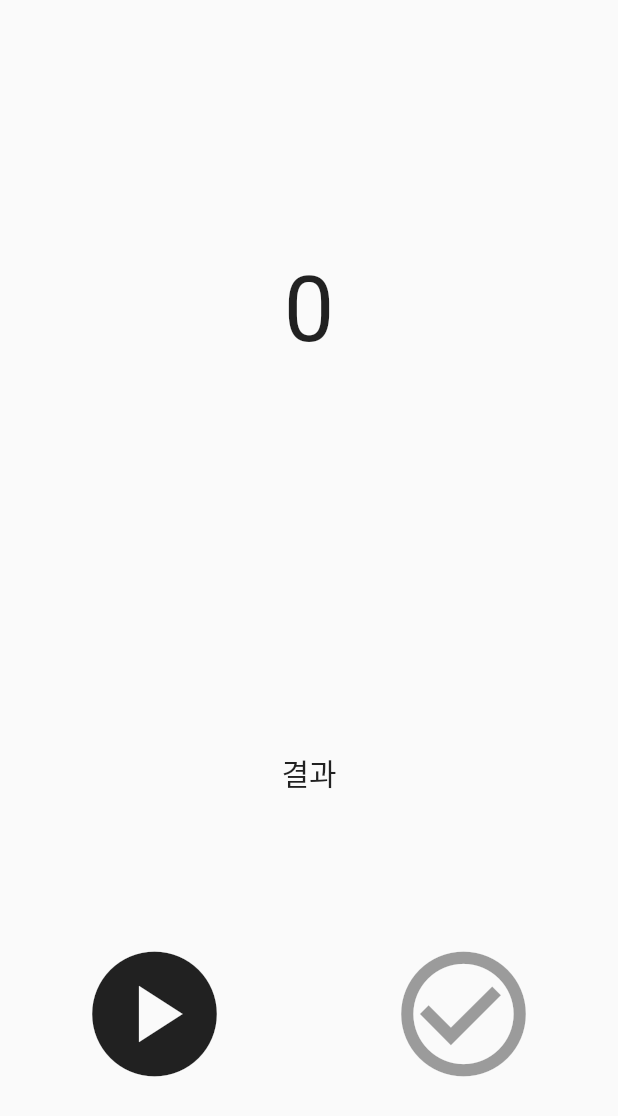
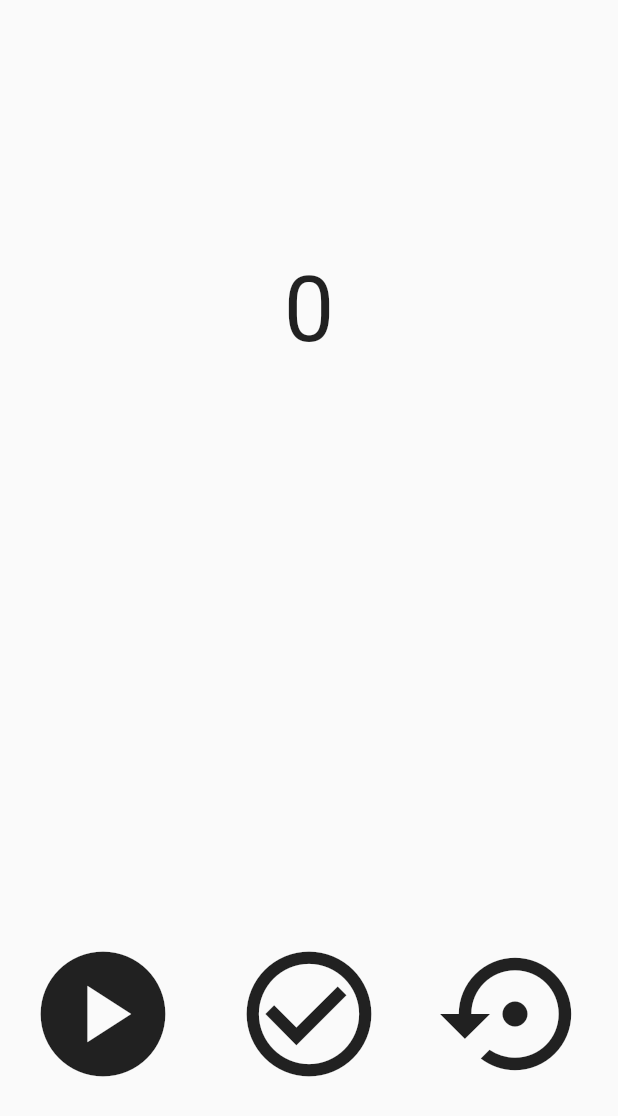
Before and after one commit to choeyul04/flutter_application_dice, a Flutter app: the screen it shows after launch, on a phone screen of 412 x 824 dp. Shown: the top 1116 px of the screen. Run offline on Flutter 3.47's test engine with Material 2 defaults, Android fonts, the phone set to English and light mode, and no system bars.

```diff
--- a/lib/dice.dart
+++ b/lib/dice.dart
@@ -3,9 +3,13 @@ class Dice {
   late List<int> dice = [];
 
   Dice({required this.size}) {
-    for (int i = 1; i < size; i++) {
+    for (int i = 1; i <= size; i++) {
       dice.add(i);
     }
+  }
+
+  void init() {
+    //다시 원래 크기로 만들기
   }
 
   void shake() {
--- a/lib/main.dart
+++ b/lib/main.dart
@@ -15,19 +15,32 @@ class MyApp extends StatefulWidget {
 }
 
 class _MyAppState extends State<MyApp> {
-  Dice dice = Dice(size: 100);
-
+  Dice dice = Dice(size: 10);
   late Timer timer;
   int resultNum = 0;
+  String resultView = '';
 
   void start() {
-    timer = Timer.periodic(Duration(milliseconds: 100), (timer) {
+    timer = Timer.periodic(Duration(milliseconds: 10), (timer) {
       dice.shake();
       setState(() {
         resultNum = dice.dice[0];
       });
     });
   }
+
+  void pickUp() {
+    setState(() {
+      // resultView = resultView + ' ' + dice.pick().toString();
+      resultView = '$resultView ${dice.pick()}';
+    });
+    if (dice.dice.isEmpty) {
+      //클래스이름.안에변수이름
+      timer.cancel();
+    }
+  }
+
+  void reSet() {}
 
   @override
   Widget build(BuildContext context) {
@@ -43,11 +56,11 @@ class _MyAppState extends State<MyApp> {
                     style: TextStyle(fontSize: 60),
                   ),
                 )),
-            const Flexible(
+            Flexible(
                 flex: 1,
                 child: Center(
                   child: Text(
-                    '결과',
+                    '$resultView',
                     style: TextStyle(fontSize: 20),
                   ),
                 )),
@@ -62,8 +75,12 @@ class _MyAppState extends State<MyApp> {
                         icon: Icon(Icons.play_circle)),
                     IconButton(
                         iconSize: 100,
-                        onPressed: null,
+                        onPressed: pickUp,
                         icon: Icon(Icons.check_circle_outline)),
+                    IconButton(
+                        iconSize: 100,
+                        onPressed: pickUp,
+                        icon: Icon(Icons.settings_backup_restore_outlined)),
                   ],
                 ))
           ],
```
